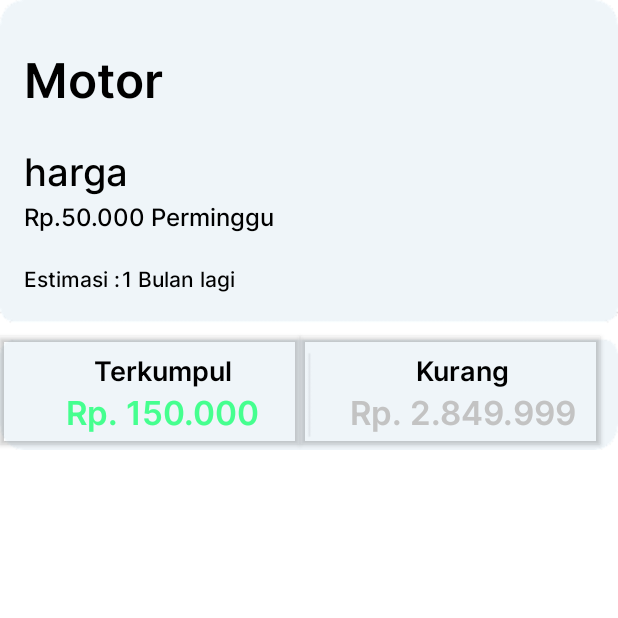
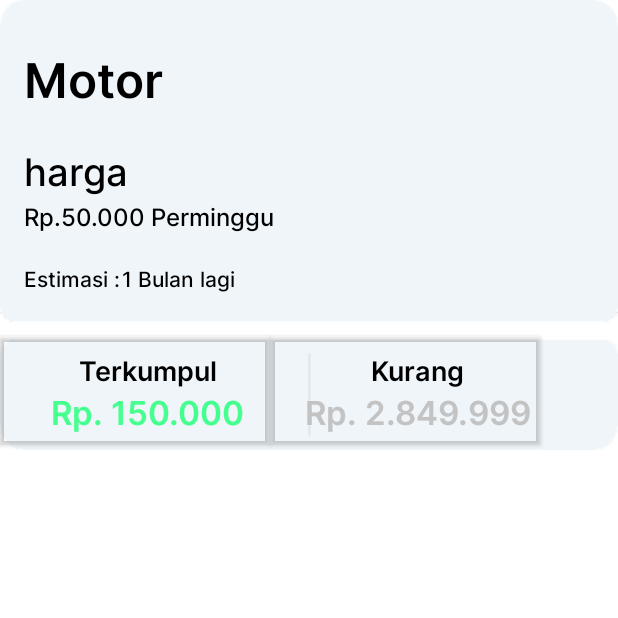
Before and after one commit to ReaL15/MyTabungan, an Android app: the CardBerlangsungActivity screen opened directly, with no data from a screen before it, on a phone screen of 412 x 824 dp, the top half of it. Run offline under Robolectric (Android 15) with nearby library versions, the phone set to English and light mode, and no system bars.

Commit message:
benerin card view

```diff
--- a/app/src/main/res/layout/activity_card_berlangsung.xml
+++ b/app/src/main/res/layout/activity_card_berlangsung.xml
@@ -75,7 +75,7 @@
 
     <androidx.cardview.widget.CardView
         android:id="@+id/tombol_terkumpul"
-        android:layout_width="200dp"
+        android:layout_width="180dp"
         android:layout_height="72dp"
         android:backgroundTint="@android:color/transparent"
         app:layout_constraintStart_toStartOf="parent"
@@ -114,13 +114,13 @@
 
     <androidx.cardview.widget.CardView
         android:id="@+id/tombol_kurang"
-        android:layout_width="200dp"
+        android:layout_width="180dp"
         android:layout_height="72dp"
         android:backgroundTint="@android:color/transparent"
         app:layout_constraintStart_toStartOf="parent"
         app:layout_constraintTop_toBottomOf="@id/title_estimasi"
         android:layout_marginTop="28dp"
-        android:layout_marginStart="200dp">
+        android:layout_marginStart="180dp">
 
         <androidx.appcompat.widget.AppCompatTextView
             android:id="@+id/title_kurang"
```
